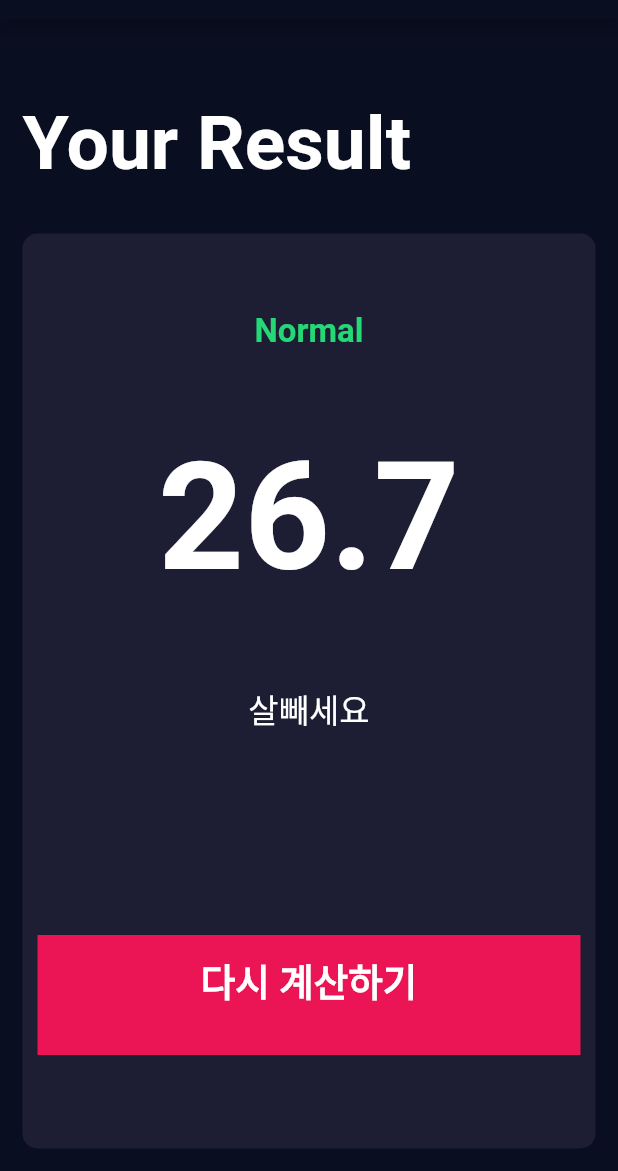
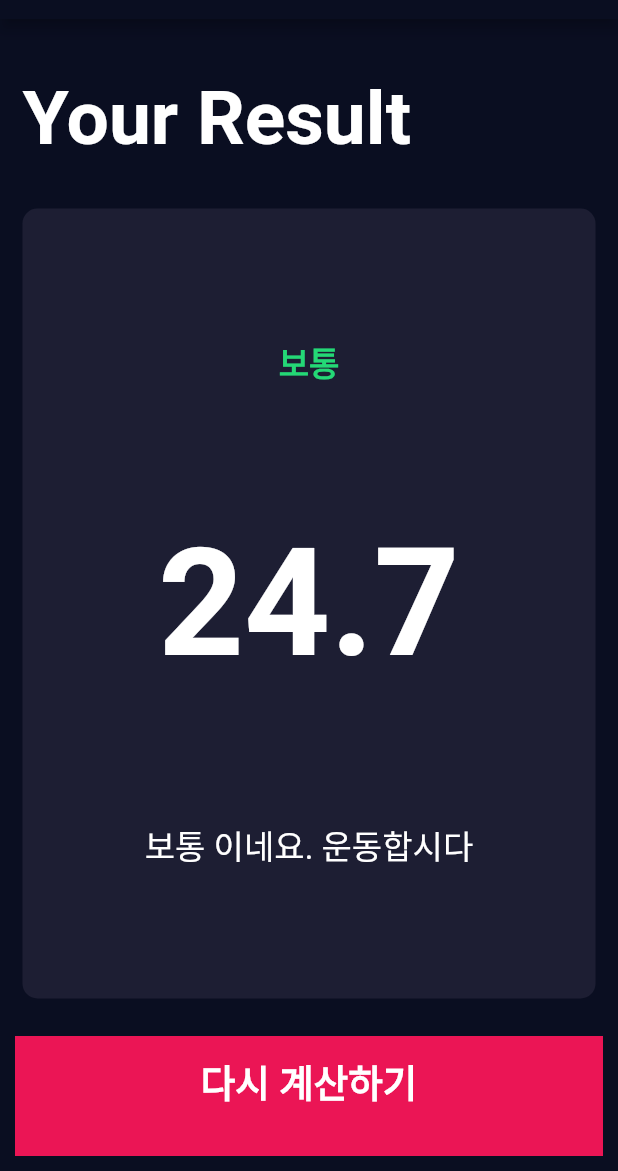
Before and after one commit to Yoonwoojae/bmi_calculator, a Flutter app: the screen it shows after launch, after a tap on "계산하기", on a phone screen of 412 x 824 dp, the part 65-1236 px from its top. Run offline on Flutter 3.47's test engine with Material 2 defaults, Android fonts, the phone set to English and light mode, and no system bars; our stand-ins replace font_awesome_flutter.

Commit message:
BMI 계산 기능 추가

```diff
--- a/lib/screens/input_page.dart
+++ b/lib/screens/input_page.dart
@@ -6,6 +6,7 @@ import '../constants.dart';
 import '../components/bottom_button.dart';
 import '../components/round_icon_button.dart';
 import 'result_page.dart';
+import 'package:bmi_calculator/calculator_brain.dart';
 
 enum Gender {
   male,
@@ -234,10 +235,17 @@ class _InputPageState extends State<InputPage> {
           BottomButton(
             buttonTitle: '계산하기',
             onTap: () {
+              CalculatorBrain calc =
+                  CalculatorBrain(height: height, weight: weight);
+
               Navigator.push(
                 context,
                 MaterialPageRoute(
-                  builder: (context) => ResultPage(),
+                  builder: (context) => ResultPage(
+                    bmiResult: calc.calculateBMI(),
+                    resultText: calc.getResult(),
+                    interpretation: calc.getInterpretation(),
+                  ),
                 ),
               );
             },
--- a/lib/screens/result_page.dart
+++ b/lib/screens/result_page.dart
@@ -5,6 +5,16 @@ import '../components/reusable_card.dart';
 import '../components/bottom_button.dart';
 
 class ResultPage extends StatelessWidget {
+  ResultPage({
+    @required this.bmiResult,
+    @required this.resultText,
+    @required this.interpretation,
+  });
+
+  final String bmiResult;
+  final String resultText;
+  final String interpretation;
+
   @override
   Widget build(BuildContext context) {
     return Scaffold(
@@ -13,7 +23,7 @@ class ResultPage extends StatelessWidget {
         title: Text('BMI CALCULATOR'),
       ),
       body: Column(
-        mainAxisAlignment: MainAxisAlignment.spaceEvenly,
+        crossAxisAlignment: CrossAxisAlignment.stretch,
         children: <Widget>[
           Expanded(
             child: Container(
@@ -34,31 +44,28 @@ class ResultPage extends StatelessWidget {
                 crossAxisAlignment: CrossAxisAlignment.center,
                 children: <Widget>[
                   Text(
-                    'Normal',
+                    resultText.toUpperCase(),
                     style: resultTextStyle,
                   ),
                   Text(
-                    '26.7',
+                    bmiResult,
                     style: BMITextStyle,
                   ),
                   Text(
-                    '살빼세요',
+                    interpretation,
                     textAlign: TextAlign.center,
                     style: bodyTextStyle,
-                  ),
-                  SizedBox(
-                    height: 20.0,
-                  ),
-                  BottomButton(
-                    buttonTitle: '다시 계산하기',
-                    onTap: () {
-                      Navigator.pop(context);
-                    },
                   ),
                 ],
               ),
             ),
-          )
+          ),
+          BottomButton(
+            buttonTitle: '다시 계산하기',
+            onTap: () {
+              Navigator.pop(context);
+            },
+          ),
         ],
       ),
     );
```
